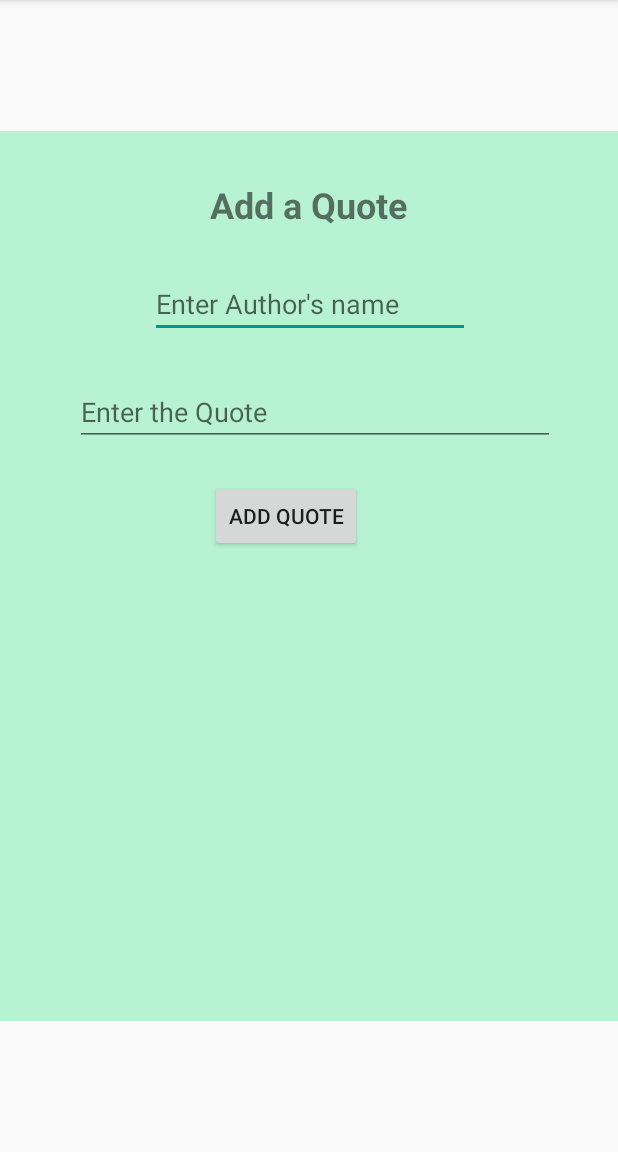
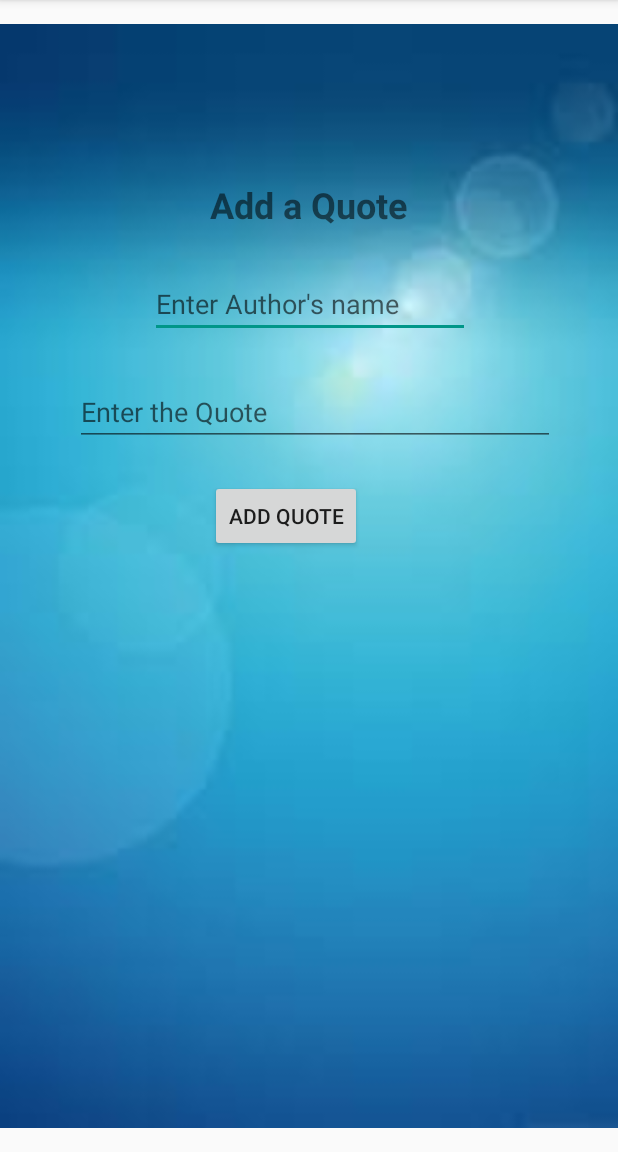
Before and after one commit to Apiyo4/Quotes, an Android app: the AddActivity screen opened directly, with no data from a screen before it, on a phone screen of 412 x 824 dp, the part 84-1236 px from its top. Run offline under Robolectric (Android 15) with nearby library versions, the phone set to English and light mode, and no system bars; our stand-ins replace ButterKnife.

Commit message:
Add apk file

```diff
--- a/app/src/main/res/layout/activity_add.xml
+++ b/app/src/main/res/layout/activity_add.xml
@@ -17,7 +17,7 @@
         android:layout_marginStart="0dp"
         android:layout_marginLeft="0dp"
         android:layout_marginTop="0dp"
-        app:srcCompat="@drawable/background12" />
+        app:srcCompat="@drawable/back1" />
 
 
     <TextView
--- a/app/src/main/res/layout/activity_main.xml
+++ b/app/src/main/res/layout/activity_main.xml
@@ -16,7 +16,7 @@
         android:layout_marginStart="0dp"
         android:layout_marginLeft="0dp"
         android:layout_marginTop="0dp"
-        app:srcCompat="@drawable/background12" />
+        app:srcCompat="@drawable/back1" />
 
     <TextView
         android:id="@+id/quotes"
--- a/app/src/main/res/layout/activity_pic.xml
+++ b/app/src/main/res/layout/activity_pic.xml
@@ -16,7 +16,7 @@
         android:layout_marginStart="0dp"
         android:layout_marginLeft="0dp"
         android:layout_marginTop="0dp"
-        app:srcCompat="@drawable/background12" />
+        app:srcCompat="@drawable/back1" />
 
 
     <TextView
--- a/app/src/main/res/layout/activity_read.xml
+++ b/app/src/main/res/layout/activity_read.xml
@@ -16,7 +16,7 @@
         android:layout_marginLeft="0dp"
         android:adjustViewBounds="true"
         android:layout_marginTop="0dp"
-        app:srcCompat="@drawable/background12" />
+        app:srcCompat="@drawable/back1" />
 
     <TextView
         android:id="@+id/newAuthor"
```
Also changed, not shown: app/src/main/res/drawable/back1.jpeg (added), app/src/main/res/drawable/images1.jpeg (added), app/src/main/res/drawable/images2.jpeg (added), app/src/main/res/drawable/images3.jpeg (added), 1 other file.
